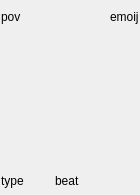
zkovari/plotlyst, file ui/scene_card.ui: the form before one commit.
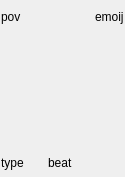
The form after the commit. Custom widgets are drawn as their Qt base class.

Commit message: reduce card size

```diff
--- a/ui/scene_card.ui
+++ b/ui/scene_card.ui
@@ -6,20 +6,20 @@
    <rect>
     <x>0</x>
     <y>0</y>
-    <width>140</width>
-    <height>195</height>
+    <width>125</width>
+    <height>177</height>
    </rect>
   </property>
   <property name="minimumSize">
    <size>
-    <width>140</width>
-    <height>190</height>
+    <width>125</width>
+    <height>170</height>
    </size>
   </property>
   <property name="maximumSize">
    <size>
-    <width>140</width>
-    <height>195</height>
+    <width>125</width>
+    <height>177</height>
    </size>
   </property>
   <property name="windowTitle">
@@ -155,7 +155,7 @@
        <rect>
         <x>0</x>
         <y>0</y>
-        <width>138</width>
+        <width>123</width>
         <height>50</height>
        </rect>
       </property>
@@ -181,6 +181,9 @@
        </property>
        <item>
         <widget class="LabelsWidget" name="wdgCharacters" native="true">
+         <property name="enabled">
+          <bool>false</bool>
+         </property>
          <property name="maximumSize">
           <size>
            <width>16777215</width>
```
The commit also changes 1 other file.
